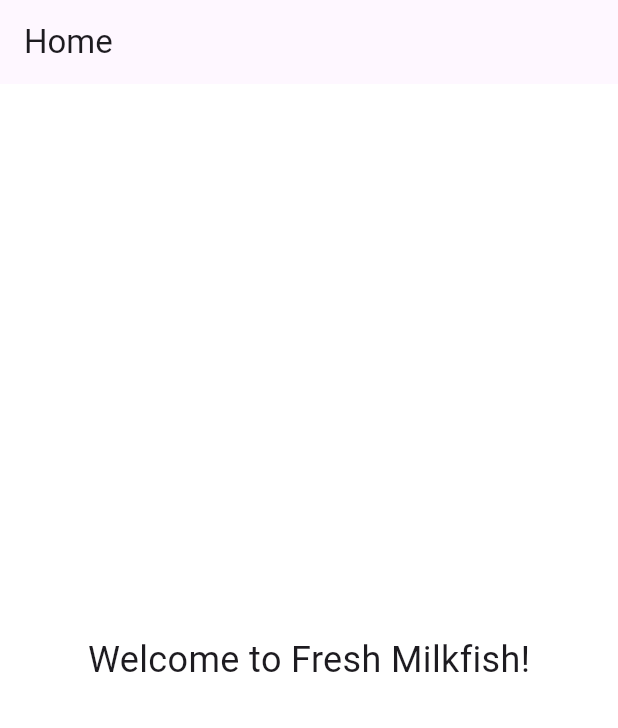
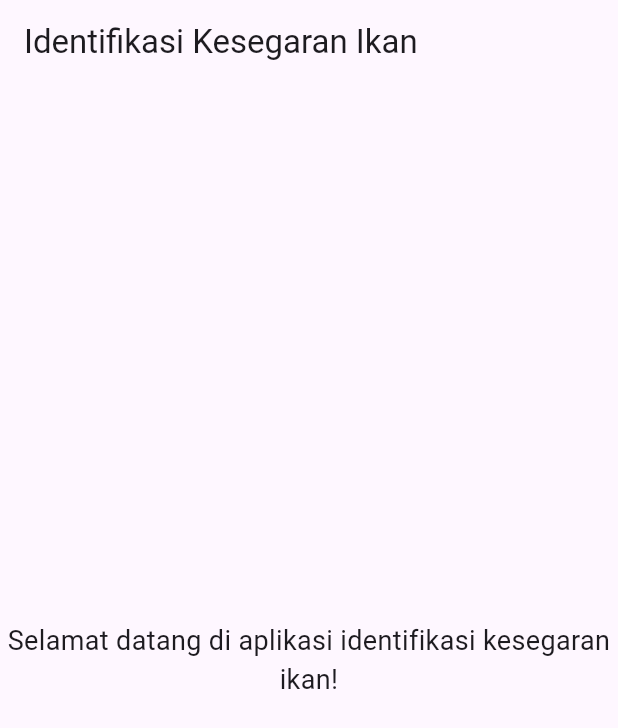
Before and after one commit to KhalimahMusaadah/Fish_Freshness, a Flutter app: the screen it shows after launch, on a phone screen of 412 x 824 dp. Shown: the top 728 px of the screen. Run offline on Flutter 3.47's test engine with Material 3 defaults, Android fonts, the phone set to English and light mode, and no system bars.

Commit message:
edit Splashscreen & add Homepage

```diff
--- a/lib/main.dart
+++ b/lib/main.dart
@@ -1,5 +1,5 @@
 import 'package:flutter/material.dart';
-import 'screens/splashscreen.dart';
+import 'screens/splash_screen.dart';
 
 void main() {
   runApp(const MyApp());
@@ -11,12 +11,12 @@ class MyApp extends StatelessWidget {
   @override
   Widget build(BuildContext context) {
     return MaterialApp(
-      title: 'Fresh Milkfish App',
+      title: "Identifikasi Kesegaran Ikan",
+      theme: ThemeData(
+        primarySwatch: Colors.blue,
+      ),
+      home: SplashScreen(),
       debugShowCheckedModeBanner: false,
-      theme: ThemeData(
-        scaffoldBackgroundColor: Colors.white,
-      ),
-      home: const Splashscreen(),
     );
   }
 }
--- /dev/null
+++ b/lib/screens/Home_page.dart
@@ -0,0 +1,21 @@
+import 'package:flutter/material.dart';
+
+class HomePage extends StatelessWidget {
+  const HomePage({super.key});
+
+  @override
+  Widget build(BuildContext context) {
+    return Scaffold(
+      appBar: AppBar(
+        title: const Text("Identifikasi Kesegaran Ikan"),
+      ),
+      body: const Center(
+        child: Text(
+          'Selamat datang di aplikasi identifikasi kesegaran ikan!',
+          style: TextStyle(fontSize: 18),
+          textAlign: TextAlign.center,
+        ),
+      ),
+    );
+  }
+}
```
Also changed, not shown: lib/screens/Splash_screen.dart (added, +50 -0 lines), lib/screens/Splashscreen.dart (deleted, +0 -64 lines), 1 other file.
